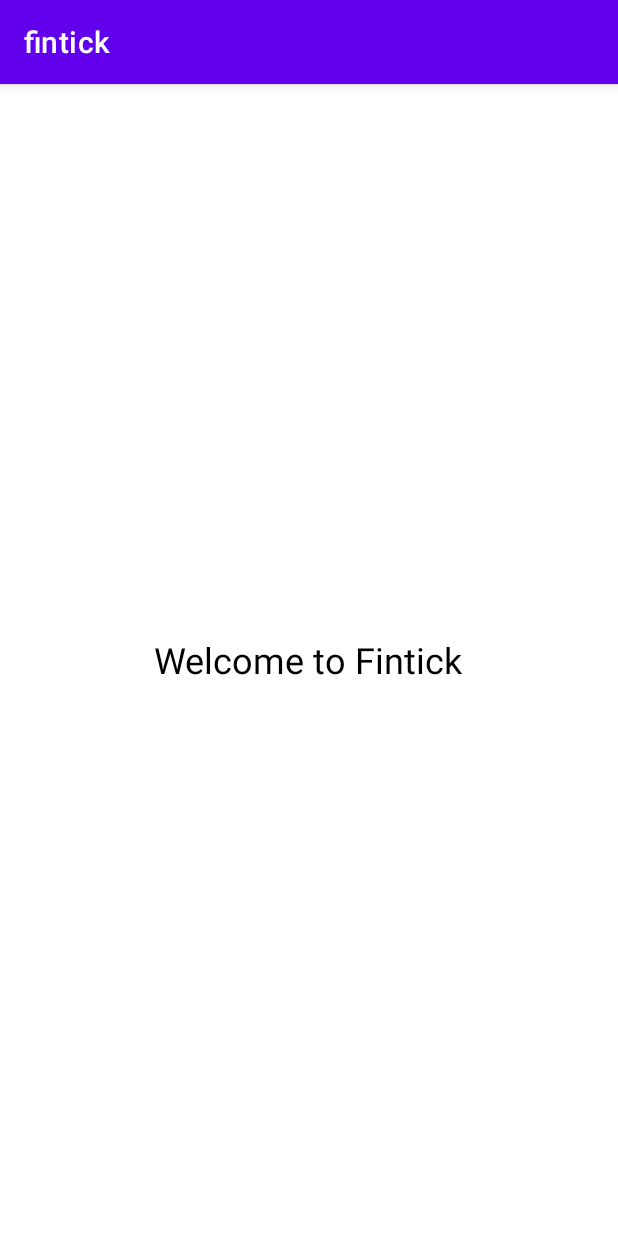
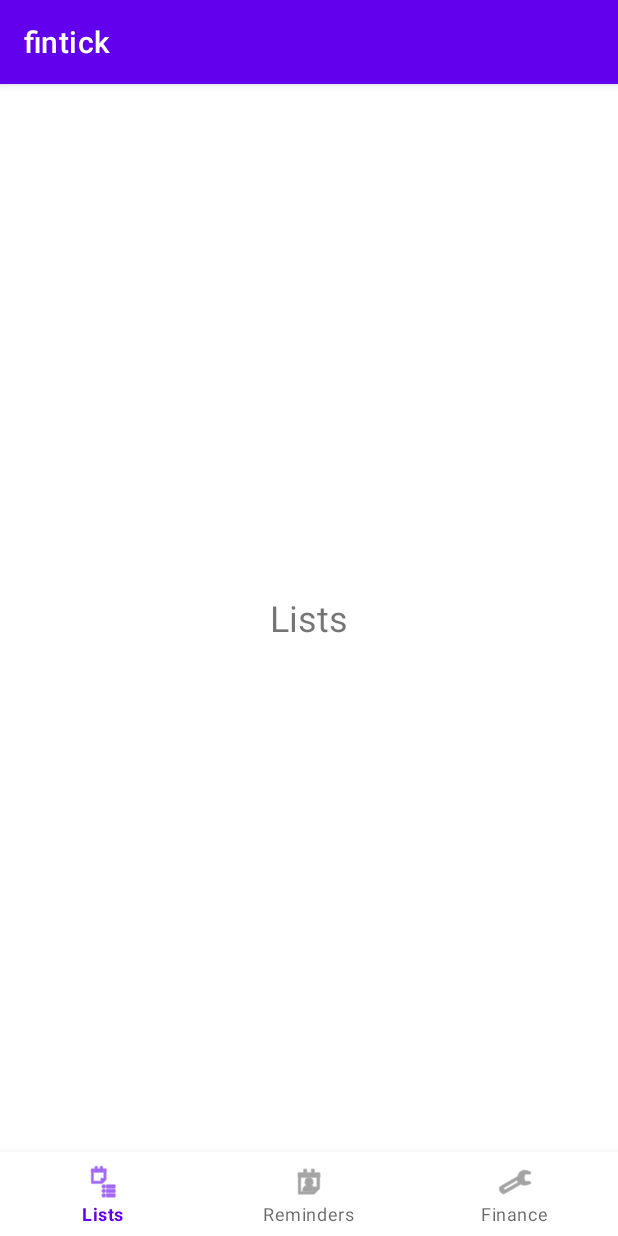
Before and after one commit to navidAbbasian/expenses-mobile, an Android app: the screen it shows after launch (MainActivity), on a phone screen of 412 x 824 dp. Run offline under Robolectric (Android 15) with nearby library versions, the phone set to English and light mode, and no system bars.

Commit message:
feat: Bottom Navigation for lists, reminders and finance management

```diff
--- /dev/null
+++ b/app/src/main/java/com/example/fintick/ListsFragment.java
@@ -0,0 +1,21 @@
+package com.example.fintick;
+
+import android.os.Bundle;
+import androidx.fragment.app.Fragment;
+import android.view.LayoutInflater;
+import android.view.View;
+import android.view.ViewGroup;
+
+public class ListsFragment extends Fragment {
+
+    public ListsFragment() {
+        // Required empty public constructor
+    }
+
+    @Override
+    public View onCreateView(LayoutInflater inflater, ViewGroup container,
+                             Bundle savedInstanceState) {
+        // Inflate the layout for this fragment
+        return inflater.inflate(R.layout.fragment_lists, container, false);
+    }
+}
--- a/app/src/main/java/com/example/fintick/MainActivity.java
+++ b/app/src/main/java/com/example/fintick/MainActivity.java
@@ -1,13 +1,47 @@
 package com.example.fintick;
 
 import android.os.Bundle;
+
 import androidx.appcompat.app.AppCompatActivity;
-import com.example.fintick.R;
+import androidx.fragment.app.Fragment;
+
+import com.google.android.material.bottomnavigation.BottomNavigationView;
 
 public class MainActivity extends AppCompatActivity {
+
+    // Handle fragment switching on tab change
     @Override
     protected void onCreate(Bundle savedInstanceState) {
         super.onCreate(savedInstanceState);
-        setContentView(R.layout.activity_main); // Links this activity to its UI layout
+        setContentView(R.layout.activity_main);
+
+        BottomNavigationView bottomNav = findViewById(R.id.bottom_navigation);
+
+        // Load default fragment
+        loadFragment(new ListsFragment());
+
+        bottomNav.setOnItemSelectedListener(item -> {
+            Fragment selected = null;
+            int id = item.getItemId();
+            if (id == R.id.nav_lists) {
+                selected = new ListsFragment();
+            } else if (id == R.id.nav_reminders) {
+                selected = new RemindersFragment();
+            } else if (id == R.id.nav_finance) {
+                selected = new FinanceFragment();
+            }
+            return loadFragment(selected);
+        });
+    }
+
+    private boolean loadFragment(Fragment fragment) {
+        if (fragment != null) {
+            getSupportFragmentManager()
+                    .beginTransaction()
+                    .replace(R.id.fragment_container, fragment)
+                    .commit();
+            return true;
+        }
+        return false;
     }
 }
--- a/app/src/main/res/layout/activity_main.xml
+++ b/app/src/main/res/layout/activity_main.xml
@@ -1,16 +1,22 @@
 <?xml version="1.0" encoding="utf-8"?>
-<LinearLayout xmlns:android="http://schemas.android.com/apk/res/android"
+<RelativeLayout xmlns:android="http://schemas.android.com/apk/res/android"
+    xmlns:app="http://schemas.android.com/apk/res-auto"
+    android:id="@+id/main_container"
     android:layout_width="match_parent"
-    android:layout_height="match_parent"
-    android:orientation="vertical"
-    android:gravity="center"
-    android:background="#FFFFFF">
+    android:layout_height="match_parent">
 
-    <TextView
-        android:id="@+id/welcomeText"
-        android:layout_width="wrap_content"
+    <!-- Fragment Container -->
+    <FrameLayout
+        android:id="@+id/fragment_container"
+        android:layout_above="@id/bottom_navigation"
+        android:layout_width="match_parent"
+        android:layout_height="match_parent" />
+
+    <!-- Bottom Navigation -->
+    <com.google.android.material.bottomnavigation.BottomNavigationView
+        android:id="@+id/bottom_navigation"
+        android:layout_alignParentBottom="true"
+        android:layout_width="match_parent"
         android:layout_height="wrap_content"
-        android:text="Welcome to Fintick"
-        android:textSize="24sp"
-        android:textColor="#000000"/>
-</LinearLayout>
+        app:menu="@menu/bottom_nav_menu" />
+</RelativeLayout>
--- /dev/null
+++ b/app/src/main/res/layout/fragment_lists.xml
@@ -0,0 +1,13 @@
+<?xml version="1.0" encoding="utf-8"?>
+<LinearLayout xmlns:android="http://schemas.android.com/apk/res/android"
+    android:orientation="vertical"
+    android:gravity="center"
+    android:layout_width="match_parent"
+    android:layout_height="match_parent">
+
+    <TextView
+        android:text="Lists"
+        android:textSize="24sp"
+        android:layout_width="wrap_content"
+        android:layout_height="wrap_content" />
+</LinearLayout>
--- /dev/null
+++ b/app/src/main/res/menu/bottom_nav_menu.xml
@@ -0,0 +1,19 @@
+<?xml version="1.0" encoding="utf-8"?>
+<menu xmlns:android="http://schemas.android.com/apk/res/android">
+
+    <item
+        android:id="@+id/nav_lists"
+        android:icon="@android:drawable/ic_menu_agenda"
+        android:title="Lists" />
+
+    <item
+        android:id="@+id/nav_reminders"
+        android:icon="@android:drawable/ic_menu_my_calendar"
+        android:title="Reminders" />
+
+    <item
+        android:id="@+id/nav_finance"
+        android:icon="@android:drawable/ic_menu_manage"
+        android:title="Finance" />
+
+</menu>
```
Also changed, not shown: app/src/main/java/com/example/fintick/FinanceFragment.java (added, +20 -0 lines), app/src/main/java/com/example/fintick/RemindersFragment.java (added, +20 -0 lines), app/src/main/res/layout/fragment_finance.xml (added, +13 -0 lines), app/src/main/res/layout/fragment_reminders.xml (added, +13 -0 lines).
